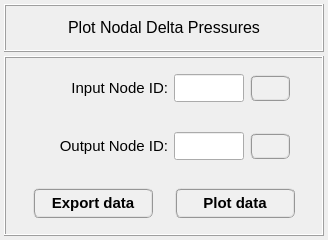
Old version of the form pulse/interface/ui_files/plots/results/acoustic/plot_acoustic_delta_pressures.ui in the repository open-pulse/OpenPulse.
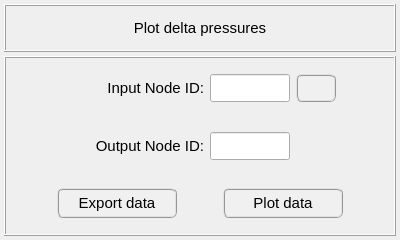
New version of the form.

Commit message: Adjusts on acoustic results widgets

Patch:
```diff
--- a/pulse/interface/ui_files/plots/results/acoustic/plot_acoustic_delta_pressures.ui
+++ b/pulse/interface/ui_files/plots/results/acoustic/plot_acoustic_delta_pressures.ui
@@ -6,10 +6,16 @@
    <rect>
     <x>0</x>
     <y>0</y>
-    <width>328</width>
+    <width>400</width>
     <height>240</height>
    </rect>
   </property>
+  <property name="maximumSize">
+   <size>
+    <width>16777215</width>
+    <height>16777215</height>
+   </size>
+  </property>
   <property name="windowTitle">
    <string>Form</string>
   </property>
@@ -85,14 +91,14 @@
         <property name="font">
          <font>
           <family>MS Shell Dlg 2</family>
-          <pointsize>12</pointsize>
+          <pointsize>11</pointsize>
           <weight>50</weight>
           <italic>false</italic>
           <bold>false</bold>
          </font>
         </property>
         <property name="text">
-         <string>&lt;html&gt;&lt;head/&gt;&lt;body&gt;&lt;p align=&quot;center&quot;&gt;Plot Nodal Delta Pressures&lt;/p&gt;&lt;/body&gt;&lt;/html&gt;</string>
+         <string>&lt;html&gt;&lt;head/&gt;&lt;body&gt;&lt;p align=&quot;center&quot;&gt;Plot delta pressures&lt;/p&gt;&lt;/body&gt;&lt;/html&gt;</string>
         </property>
         <property name="textFormat">
          <enum>Qt::AutoText</enum>
@@ -143,6 +149,12 @@
       </property>
       <item row="2" column="0">
        <widget class="QFrame" name="frame_buttons">
+        <property name="minimumSize">
+         <size>
+          <width>0</width>
+          <height>52</height>
+         </size>
+        </property>
         <property name="frameShape">
          <enum>QFrame::NoFrame</enum>
         </property>
@@ -183,9 +195,9 @@
             <font>
              <family>MS Shell Dlg 2</family>
              <pointsize>11</pointsize>
-             <weight>75</weight>
+             <weight>9</weight>
              <italic>false</italic>
-             <bold>true</bold>
+             <bold>false</bold>
             </font>
            </property>
            <property name="styleSheet">
@@ -219,9 +231,9 @@
             <font>
              <family>MS Shell Dlg 2</family>
              <pointsize>11</pointsize>
-             <weight>75</weight>
+             <weight>9</weight>
              <italic>false</italic>
-             <bold>true</bold>
+             <bold>false</bold>
             </font>
            </property>
            <property name="styleSheet">
@@ -269,6 +281,12 @@
       </item>
       <item row="0" column="0">
        <widget class="QFrame" name="frame_input">
+        <property name="minimumSize">
+         <size>
+          <width>0</width>
+          <height>52</height>
+         </size>
+        </property>
         <property name="frameShape">
          <enum>QFrame::NoFrame</enum>
         </property>
@@ -277,35 +295,35 @@
         </property>
         <layout class="QGridLayout" name="gridLayout_5">
          <property name="leftMargin">
-          <number>4</number>
+          <number>2</number>
          </property>
          <property name="topMargin">
-          <number>4</number>
+          <number>2</number>
          </property>
          <property name="rightMargin">
-          <number>4</number>
+          <number>2</number>
          </property>
          <property name="bottomMargin">
-          <number>4</number>
+          <number>2</number>
          </property>
          <property name="horizontalSpacing">
           <number>6</number>
          </property>
          <property name="verticalSpacing">
-          <number>4</number>
+          <number>2</number>
          </property>
          <item row="0" column="3">
           <widget class="QPushButton" name="pushButton_flip_nodes_input">
            <property name="minimumSize">
             <size>
              <width>40</width>
-             <height>26</height>
+             <height>28</height>
             </size>
            </property>
            <property name="maximumSize">
             <size>
              <width>40</width>
-             <height>26</height>
+             <height>28</height>
             </size>
            </property>
            <property name="font">
@@ -343,7 +361,7 @@
           <widget class="QLabel" name="Input_NodeID">
            <property name="minimumSize">
             <size>
-             <width>130</width>
+             <width>140</width>
              <height>28</height>
             </size>
            </property>
@@ -374,13 +392,13 @@
           <widget class="QLineEdit" name="lineEdit_input_node_id">
            <property name="minimumSize">
             <size>
-             <width>70</width>
+             <width>80</width>
              <height>28</height>
             </size>
            </property>
            <property name="maximumSize">
             <size>
-             <width>70</width>
+             <width>80</width>
              <height>28</height>
             </size>
            </property>
@@ -429,6 +447,12 @@
       </item>
       <item row="1" column="0">
        <widget class="QFrame" name="frame_output">
+        <property name="minimumSize">
+         <size>
+          <width>0</width>
+          <height>52</height>
+         </size>
+        </property>
         <property name="frameShape">
          <enum>QFrame::NoFrame</enum>
         </property>
@@ -437,34 +461,34 @@
         </property>
         <layout class="QGridLayout" name="gridLayout_3">
          <property name="leftMargin">
-          <number>4</number>
+          <number>2</number>
          </property>
          <property name="topMargin">
-          <number>4</number>
+          <number>2</number>
          </property>
          <property name="rightMargin">
-          <number>4</number>
+          <number>2</number>
          </property>
          <property name="bottomMargin">
-          <number>4</number>
+          <number>2</number>
          </property>
          <property name="horizontalSpacing">
           <number>6</number>
          </property>
          <property name="verticalSpacing">
-          <number>4</number>
+          <number>2</number>
          </property>
          <item row="0" column="2">
           <widget class="QLineEdit" name="lineEdit_output_node_id">
            <property name="minimumSize">
             <size>
-             <width>70</width>
+             <width>80</width>
              <height>28</height>
             </size>
            </property>
            <property name="maximumSize">
             <size>
-             <width>70</width>
+             <width>80</width>
              <height>28</height>
             </size>
            </property>
@@ -492,7 +516,7 @@
           <widget class="QLabel" name="Output_NodeID">
            <property name="minimumSize">
             <size>
-             <width>130</width>
+             <width>140</width>
              <height>28</height>
             </size>
            </property>
@@ -519,61 +543,6 @@
            </property>
           </widget>
          </item>
-         <item row="0" column="3">
-          <widget class="QPushButton" name="pushButton_flip_nodes_output">
-           <property name="minimumSize">
-            <size>
-             <width>40</width>
-             <height>26</height>
-            </size>
-           </property>
-           <property name="maximumSize">
-            <size>
-             <width>40</width>
-             <height>26</height>
-            </size>
-           </property>
-           <property name="font">
-            <font>
-             <family>MS Shell Dlg 2</family>
-             <pointsize>11</pointsize>
-             <weight>75</weight>
-             <italic>false</italic>
-             <bold>true</bold>
-            </font>
-           </property>
-           <property name="toolTip">
-            <string>Press to flip nodes.</string>
-           </property>
-           <property name="styleSheet">
-            <string notr="true">QPushButton{border-radius: 6px; border-color: rgb(150, 150, 150); border-style: ridge; border-width: 2px; color: rgb(0, 0, 0); background-color: rgb(240, 240, 240); font: 75 bold 11pt &quot;MS Shell Dlg 2&quot;}
-QPushButton:hover{border-radius: 6px; border-color: rgb(0, 170, 255); border-style: ridge; border-width: 2px; color: rgb(0, 0, 0); background-color: rgba(174, 213, 255, 100); font: 75 bold 11pt &quot;MS Shell Dlg 2&quot;}
-QPushButton:pressed{border-radius: 6px; border-color: rgb(0, 170, 255); border-style: ridge; border-width: 3px; color: rgb(0, 0, 0); background-color: rgb(174, 213, 255); font: 75 bold 11pt &quot;MS Shell Dlg 2&quot;}</string>
-           </property>
-           <property name="text">
-            <string/>
-           </property>
-           <property name="iconSize">
-            <size>
-             <width>20</width>
-             <height>20</height>
-            </size>
-           </property>
-           <property name="flat">
-            <bool>false</bool>
-           </property>
-          </widget>
-         </item>
-         <item row="0" column="4">
-          <widget class="QFrame" name="frame_19">
-           <property name="frameShape">
-            <enum>QFrame::NoFrame</enum>
-           </property>
-           <property name="frameShadow">
-            <enum>QFrame::Raised</enum>
-           </property>
-          </widget>
-         </item>
          <item row="0" column="0">
           <widget class="QFrame" name="frame_20">
            <property name="frameShape">
@@ -584,6 +553,38 @@
            </property>
           </widget>
          </item>
+         <item row="0" column="4">
+          <widget class="QFrame" name="frame_19">
+           <property name="frameShape">
+            <enum>QFrame::NoFrame</enum>
+           </property>
+           <property name="frameShadow">
+            <enum>QFrame::Raised</enum>
+           </property>
+          </widget>
+         </item>
+         <item row="0" column="3">
+          <widget class="QFrame" name="frame">
+           <property name="minimumSize">
+            <size>
+             <width>40</width>
+             <height>28</height>
+            </size>
+           </property>
+           <property name="maximumSize">
+            <size>
+             <width>40</width>
+             <height>28</height>
+            </size>
+           </property>
+           <property name="frameShape">
+            <enum>QFrame::NoFrame</enum>
+           </property>
+           <property name="frameShadow">
+            <enum>QFrame::Raised</enum>
+           </property>
+          </widget>
+         </item>
         </layout>
        </widget>
       </item>
```
Left out of the diff: 14 changed lines with no effect on the pictures. The commit also changes 10 other files.
